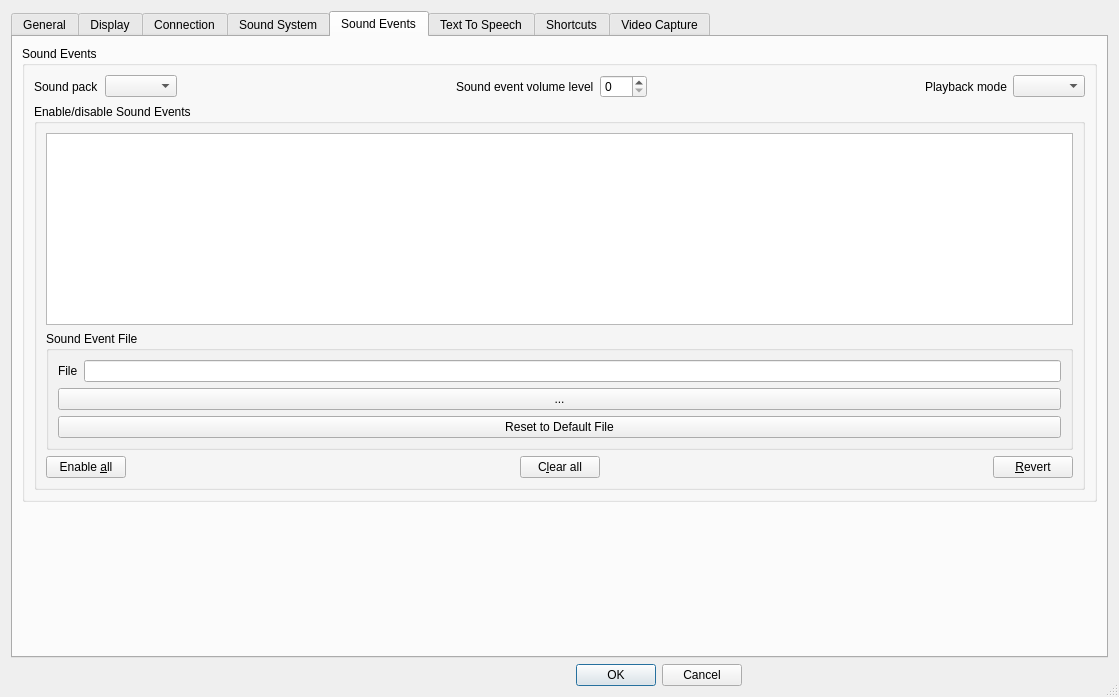
Before: the Qt Designer form Client/qtTeamTalk/preferences.ui in BearWare/TeamTalk5, drawn with Qt 5.
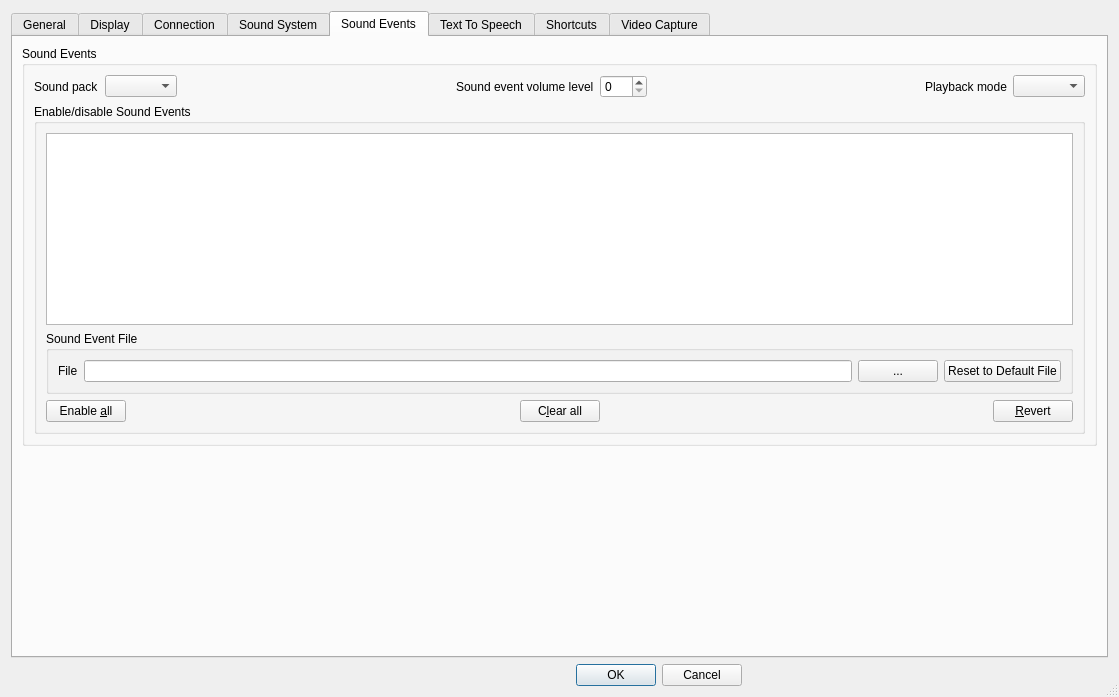
After: the same form once the commit is applied. The open tabs and pages were chosen to show the change. Icons and pictures are not drawn. Custom widgets are drawn as their Qt base class.

Commit message: Horizontal layout for Sound Event path

Diff of the .ui file:
```diff
--- a/Client/qtTeamTalk/preferences.ui
+++ b/Client/qtTeamTalk/preferences.ui
@@ -1454,9 +1454,7 @@
                <property name="title">
                 <string>Sound Event File</string>
                </property>
-               <layout class="QVBoxLayout" name="soundEvents_vlayout2">
-                <item>
-                 <layout class="QHBoxLayout" name="soundEvents_hbox1">
+               <layout class="QHBoxLayout" name="horizontalLayout_25">
                   <item>
                    <widget class="QLabel" name="soundEventFileLabel">
                     <property name="text">
@@ -1469,8 +1467,6 @@
                   </item>
                   <item>
                    <widget class="QLineEdit" name="soundEventFileEdit"/>
-                  </item>
-                 </layout>
                 </item>
                 <item>
                  <widget class="QPushButton" name="soundEventsBrowseButton">
```
Lines whose indentation alone changed are shown as unchanged.
